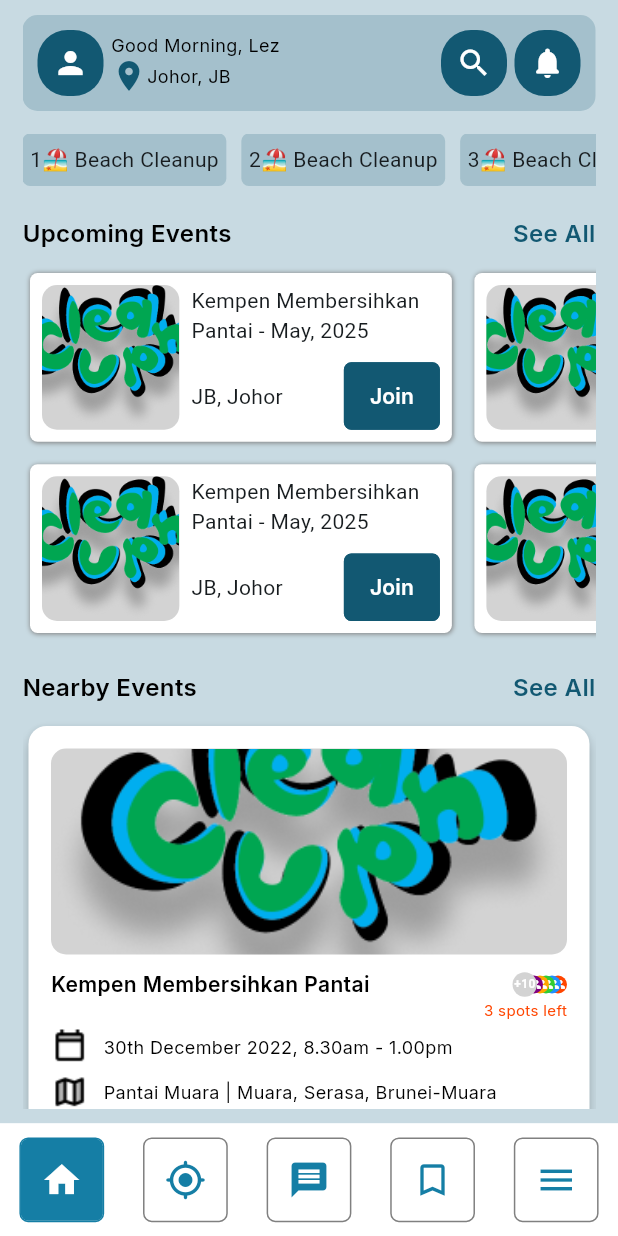
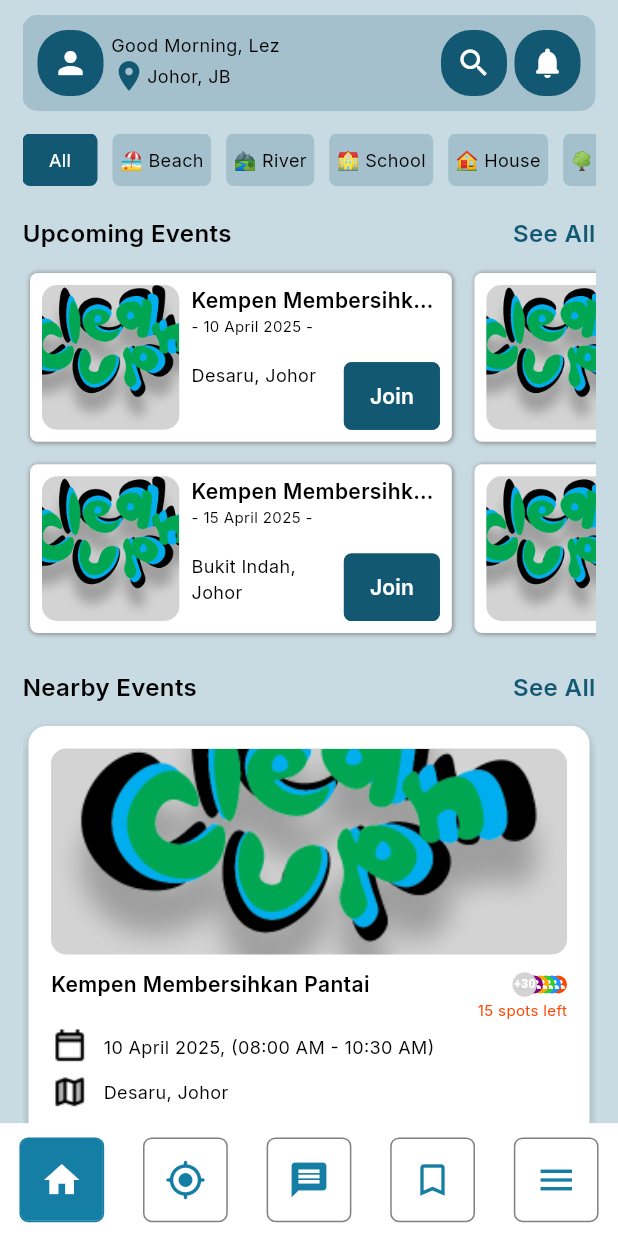
Before and after one commit to aafiqah/clean_up_community_app, a Flutter app: the HomePage screen opened by its route, on a phone screen of 412 x 824 dp. Run offline on Flutter 3.47's test engine with Material 3 defaults, Android fonts, the phone set to English and light mode, and no system bars; our stand-ins replace flutter_bloc, flutter_map, freezed_annotation, geolocator, go_router, google_fonts and 2 more.

Commit message:
add data entities events

```diff
--- /dev/null
+++ b/lib/domain/entities/cleanup_event_filter.dart
@@ -0,0 +1,5 @@
+class CleanupEventFilter {
+  final String name;
+
+  CleanupEventFilter({required this.name});
+}
--- a/lib/domain/entities/index.dart
+++ b/lib/domain/entities/index.dart
@@ -1 +1,2 @@
-export 'user.dart';
+export 'cleanup_event_filter.dart';
+export 'upcoming_event.dart';
--- /dev/null
+++ b/lib/domain/entities/upcoming_event.dart
@@ -0,0 +1,39 @@
+class UpcomingEvent {
+  final String eventName;
+  final String eventDate;
+  final String eventTime;
+  final UpcomingEventLocation eventLocation;
+  final String imagePath;
+  final int participantCount;
+  final int totalParticipant;
+
+  UpcomingEvent({
+    required this.eventName,
+    required this.eventDate,
+    required this.eventTime,
+    required this.eventLocation,
+    required this.imagePath,
+    required this.participantCount,
+    required this.totalParticipant,
+  });
+}
+
+class UpcomingEventLocation {
+  final String eventAddressOne;
+  final String eventAddressTwo;
+  final String eventState;
+  final String eventPasscode;
+  final String eventCity;
+  final String eventLatitude;
+  final String eventLongitude;
+
+  UpcomingEventLocation({
+    required this.eventAddressOne,
+    required this.eventAddressTwo,
+    required this.eventState,
+    required this.eventPasscode,
+    required this.eventCity,
+    required this.eventLatitude,
+    required this.eventLongitude,
+  });
+}
--- /dev/null
+++ b/lib/infrastructure/data_sources/cleanup_event_filter_data_source.dart
@@ -0,0 +1,15 @@
+import '../../domain/index.dart';
+
+class CleanupEventDataSource {
+  static List<CleanupEventFilter> getEvents() {
+    return [
+      CleanupEventFilter(name: 'All'),
+      CleanupEventFilter(name: '🏖 Beach'),
+      CleanupEventFilter(name: '🏞 River'),
+      CleanupEventFilter(name: '🏫 School'),
+      CleanupEventFilter(name: '🏠 House'),
+      CleanupEventFilter(name: '🌳 Park'),
+      CleanupEventFilter(name: '🏢 Office'),
+    ];
+  }
+}
--- a/lib/infrastructure/data_sources/index.dart
+++ b/lib/infrastructure/data_sources/index.dart
@@ -1,2 +1,2 @@
-export 'local_db.dart';
-export 'user_api.dart';
+export 'cleanup_event_filter_data_source.dart';
+export 'upcoming_event_data.dart';
--- /dev/null
+++ b/lib/infrastructure/data_sources/upcoming_event_data.dart
@@ -0,0 +1,144 @@
+import '../../domain/index.dart';
+
+class UpcomingEventDataSource {
+  static List<UpcomingEvent> getEvents() {
+    return [
+      UpcomingEvent(
+        eventName: 'Kempen Membersihkan Pantai',
+        eventDate: '10 April 2025',
+        eventTime: '08:00 AM - 10:30 AM',
+        eventLocation: UpcomingEventLocation(
+          eventAddressOne: 'Jalan Pantai Desaru',
+          eventAddressTwo: 'Sebelah Resort Desaru',
+          eventState: 'Johor',
+          eventPasscode: '81930',
+          eventCity: 'Desaru',
+          eventLatitude: '1.5550',
+          eventLongitude: '104.3030',
+        ),
+        imagePath: 'assets/images/logoCleanUp.png',
+        participantCount: 35,
+        totalParticipant: 50,
+      ),
+      UpcomingEvent(
+        eventName: 'Kempen Membersihkan Sekolah',
+        eventDate: '15 April 2025',
+        eventTime: '09:00 AM - 12:00 PM',
+        eventLocation: UpcomingEventLocation(
+          eventAddressOne: 'Jalan Sekolah 1',
+          eventAddressTwo: 'Berhampiran Masjid Bukit Indah',
+          eventState: 'Johor',
+          eventPasscode: '81200',
+          eventCity: 'Bukit Indah',
+          eventLatitude: '1.4820',
+          eventLongitude: '103.6760',
+        ),
+        imagePath: 'assets/images/logoCleanUp.png',
+        participantCount: 20,
+        totalParticipant: 30,
+      ),
+      UpcomingEvent(
+        eventName: 'Kempen Membersihkan Taman',
+        eventDate: '20 April 2025',
+        eventTime: '07:30 AM - 09:45 AM',
+        eventLocation: UpcomingEventLocation(
+          eventAddressOne: 'Taman Tasik Titiwangsa',
+          eventAddressTwo: 'Berhadapan dengan KL Tower',
+          eventState: 'Kuala Lumpur',
+          eventPasscode: '53200',
+          eventCity: 'Titiwangsa',
+          eventLatitude: '3.1750',
+          eventLongitude: '101.7040',
+        ),
+        imagePath: 'assets/images/logoCleanUp.png',
+        participantCount: 50,
+        totalParticipant: 100,
+      ),
+      UpcomingEvent(
+        eventName: 'Kempen Membersihkan Kejiranan',
+        eventDate: '25 April 2025',
+        eventTime: '05:00 PM - 07:00 PM',
+        eventLocation: UpcomingEventLocation(
+          eventAddressOne: 'Jalan Melawati 3',
+          eventAddressTwo: 'Dekat Pasaraya Giant',
+          eventState: 'Selangor',
+          eventPasscode: '53100',
+          eventCity: 'Taman Melawati',
+          eventLatitude: '3.2100',
+          eventLongitude: '101.7500',
+        ),
+        imagePath: 'assets/images/logoCleanUp.png',
+        participantCount: 15,
+        totalParticipant: 25,
+      ),
+      UpcomingEvent(
+        eventName: 'Kempen Membersihkan Pejabat',
+        eventDate: '1 Mei 2025',
+        eventTime: '02:00 PM - 04:00 PM',
+        eventLocation: UpcomingEventLocation(
+          eventAddressOne: 'Menara KL, Jalan P Ramlee',
+          eventAddressTwo: 'Bersebelahan KL Tower',
+          eventState: 'Kuala Lumpur',
+          eventPasscode: '50250',
+          eventCity: 'Bukit Bintang',
+          eventLatitude: '3.1510',
+          eventLongitude: '101.7070',
+        ),
+        imagePath: 'assets/images/logoCleanUp.png',
+        participantCount: 10,
+        totalParticipant: 20,
+      ),
+      UpcomingEvent(
+        eventName: 'Kempen Membersihkan Lebuhraya',
+        eventDate: '5 Mei 2025',
+        eventTime: '06:30 AM - 09:00 AM',
+        eventLocation: UpcomingEventLocation(
+          eventAddressOne: 'Lebuhraya Utara-Selatan (PLUS)',
+          eventAddressTwo: 'Kawasan Rehat & Rawat Seremban',
+          eventState: 'Negeri Sembilan',
+          eventPasscode: '70200',
+          eventCity: 'Seremban',
+          eventLatitude: '2.7300',
+          eventLongitude: '101.9380',
+        ),
+        imagePath: 'assets/images/logoCleanUp.png',
+        participantCount: 40,
+        totalParticipant: 50,
+      ),
+      UpcomingEvent(
+        eventName: 'Kempen Membersihkan Sungai',
+        eventDate: '10 Mei 2025',
+        eventTime: '07:00 AM - 11:00 AM',
+        eventLocation: UpcomingEventLocation(
+          eventAddressOne: 'Sungai Klang',
+          eventAddressTwo: 'Berhampiran Masjid Jamek',
+          eventState: 'Selangor',
+          eventPasscode: '50050',
+          eventCity: 'Klang',
+          eventLatitude: '3.0430',
+          eventLongitude: '101.4450',
+        ),
+        imagePath: 'assets/images/logoCleanUp.png',
+        participantCount: 60,
+        totalParticipant: 80,
+      ),
+      UpcomingEvent(
+        eventName: 'Bengkel Pengurangan Sisa',
+        eventDate: '15 Mei 2025',
+        eventTime: '10:00 AM - 01:00 PM',
+        eventLocation: UpcomingEventLocation(
+          eventAddressOne: 'Pusat Eco Pulau Pinang',
+          eventAddressTwo: 'Berdekatan Padang Kota Lama',
+          eventState: 'Pulau Pinang',
+          eventPasscode: '10200',
+          eventCity: 'George Town',
+          eventLatitude: '5.4140',
+          eventLongitude: '100.3290',
+        ),
+        imagePath: 'assets/images/logoCleanUp.png',
+        participantCount: 25,
+        totalParticipant: 40,
+      ),
+    ];
+  }
+}
--- a/lib/infrastructure/repositories/index.dart
+++ /dev/null
@@ -1,2 +0,0 @@
-export 'onboarding_service_repo.dart';
-export 'user_repo.dart';
--- a/lib/presentation/cubits/homePage/home_page_cubit.dart
+++ b/lib/presentation/cubits/homePage/home_page_cubit.dart
@@ -11,4 +11,8 @@ class HomePageCubit extends Cubit<HomePageState> {
   void onTapSeacrh(bool ontapSearch) {
     emit(state.copyWith(ontapSearch: ontapSearch));
   }
+
+  void onSelectedFilterTypeEvents(int onSelectedFilterTypeEvents) {
+    emit(state.copyWith(onSelectedFilterTypeEvents: onSelectedFilterTypeEvents));
+  }
 }
--- a/lib/presentation/cubits/homePage/home_page_state.dart
+++ b/lib/presentation/cubits/homePage/home_page_state.dart
@@ -4,11 +4,13 @@ part of 'home_page_cubit.dart';
 class HomePageState with _$HomePageState {
   factory HomePageState({
     required bool ontapSearch,
+    required int onSelectedFilterTypeEvents,
   }) = _HomePageState;
 
   factory HomePageState.initial() => HomePageState(
-    ontapSearch: false,
-  );
+        ontapSearch: false,
+        onSelectedFilterTypeEvents: 0,
+      );
 
   factory HomePageState.fromJson(Map<String, dynamic> json) =>
       _$HomePageStateFromJson(json);
--- a/lib/presentation/screen/clean_up/home_page.dart
+++ b/lib/presentation/screen/clean_up/home_page.dart
@@ -2,6 +2,7 @@ import 'package:clean_up_community_app/core/constant/index.dart';
 import 'package:flutter/material.dart';
 import 'package:flutter_bloc/flutter_bloc.dart';
 
+import '../../../infrastructure/data_sources/index.dart';
 import '../../index.dart';
 
 class HomePage extends StatefulWidget {
@@ -14,6 +15,19 @@ class HomePage extends StatefulWidget {
 class _HomePageState extends State<HomePage> {
   final ScrollController _scrollController = ScrollController();
   final TextEditingController _searchController = TextEditingController();
+  final eventsType = CleanupEventDataSource.getEvents();
+  final upcomingEvents = UpcomingEventDataSource.getEvents();
+
+  String getGreeting() {
+    final hour = DateTime.now().hour;
+    if (hour < 12) {
+      return 'Good Morning';
+    } else if (hour < 18) {
+      return 'Good Afternoon';
+    } else {
+      return 'Good Evening';
+    }
+  }
 
   @override
   void initState() {
@@ -36,7 +50,7 @@ class _HomePageState extends State<HomePage> {
           backgroundColor: CleanUpColor.primary.withValues(alpha: 0.2),
           body: SafeArea(
             child: Padding(
-              padding: const EdgeInsets.symmetric(horizontal: 15, vertical: 10),
+              padding: const EdgeInsets.only(left: 15, right: 15, top: 10),
               child: !homePageState.ontapSearch
                   ? ListView(
                       children: [
@@ -64,7 +78,7 @@ class _HomePageState extends State<HomePage> {
                                 crossAxisAlignment: CrossAxisAlignment.start,
                                 children: [
                                   Text(
-                                    'Good Morning, Lez',
+                                    '${getGreeting()}, Lez',
                                     style: TextStyleShared.textStyle.bodyMedium,
                                   ),
                                   Row(
@@ -73,9 +87,11 @@ class _HomePageState extends State<HomePage> {
                                         Icons.location_on,
                                         color: CleanUpColor.primary,
                                       ),
-                                      Text('Johor, JB',
+                                      Text(
+                                        'Johor, JB',
                                         style: TextStyleShared
-                                              .textStyle.bodyMedium),
+                                            .textStyle.bodyMedium,
+                                      ),
                                     ],
                                   ),
                                 ],
@@ -119,22 +135,43 @@ class _HomePageState extends State<HomePage> {
                           child: ListView.builder(
                             controller: _scrollController,
                             scrollDirection: Axis.horizontal,
-                            itemCount: 5,
+                            itemCount: eventsType.length,
                             itemBuilder: (context, index) {
-                              return Container(
+                              final event = eventsType[index];
+                              final isSelected =
+                                  homePageState.onSelectedFilterTypeEvents ==
+                                      index;
+
+                              return GestureDetector(
+                                onTap: () {
+                                  context
+                                      .read<HomePageCubit>()
+                                      .onSelectedFilterTypeEvents(index);
+                                },
+                                child: Container(
+                                  width: event.name == 'All' ? 50 : null,
                                   padding:
                                       const EdgeInsets.symmetric(horizontal: 5),
                                   margin: const EdgeInsets.only(right: 10),
                                   decoration: BoxDecoration(
                                     borderRadius: BorderRadius.circular(5),
-                                  color: CleanUpColor.primary
+                                    color: isSelected
+                                        ? CleanUpColor.primary
+                                        : CleanUpColor.primary
                                             .withValues(alpha: 0.2),
                                   ),
-                                child: Row(
-                                  children: [
-                                    Text('${index + 1}'),
-                                    const Text('🏖 Beach Cleanup'),
-                                  ],
+                                  child: Center(
+                                    child: Text(
+                                      event.name,
+                                      style: TextStyleShared
+                                          .textStyle.bodyMedium
+                                          .copyWith(
+                                        color: isSelected
+                                            ? CleanUpColor.white
+                                            : CleanUpColor.black,
+                                      ),
+                                    ),
+                                  ),
                                 ),
                               );
                             },
@@ -166,7 +203,7 @@ class _HomePageState extends State<HomePage> {
                             padding: const EdgeInsets.all(5),
                             shrinkWrap: true,
                             scrollDirection: Axis.horizontal,
-                            itemCount: 8,
+                            itemCount: upcomingEvents.length,
                             gridDelegate:
                                 const SliverGridDelegateWithFixedCrossAxisCount(
                               crossAxisCount: 2,
@@ -175,11 +212,14 @@ class _HomePageState extends State<HomePage> {
                               childAspectRatio: .4, // Adjust width-height ratio
                             ),
                             itemBuilder: (context, index) {
-                              return const UpcomingEventWidget(
-                                eventName: 'Kempen Membersihkan Pantai',
-                                eventDate: 'May, 2025',
-                                eventLocation: 'JB, Johor',
-                                imagePath: 'assets/images/logoCleanUp.png',
+                              final event = upcomingEvents[index];
+
+                              return UpcomingEventWidget(
+                                eventName: event.eventName,
+                                eventDate: event.eventDate,
+                                eventLocation:
+                                    '${event.eventLocation.eventCity}, ${event.eventLocation.eventState}',
+                                imagePath: event.imagePath,
                               );
                             },
                           ),
@@ -209,15 +249,21 @@ class _HomePageState extends State<HomePage> {
                           physics: const NeverScrollableScrollPhysics(),
                           itemCount: 5,
                           itemBuilder: (context, index) {
-                            return const CardPostEvent(
-                              eventName: 'Kempen Membersihkan Pantai',
-                              spotsLeft: 3,
-                              participantsCount: 15,
-                              imagePath: 'assets/images/logoCleanUp.png',
+                            final event = upcomingEvents[index];
+
+                            return Container(
+                              margin: const EdgeInsets.only(bottom: 5),
+                              child: CardPostEvent(
+                                eventName: event.eventName,
+                                spotsLeft: event.totalParticipant -
+                                    event.participantCount,
+                                participantsCount: event.participantCount,
+                                imagePath: event.imagePath,
                                 eventDateTime:
-                                  '30th December 2022, 8.30am - 1.00pm',
+                                    '${event.eventDate}, (${event.eventTime})',
                                 eventAddress:
-                                  'Pantai Muara | Muara, Serasa, Brunei-Muara',
+                                    '${event.eventLocation.eventCity}, ${event.eventLocation.eventState}',
+                              ),
                             );
                           },
                         ),
--- a/lib/presentation/screen/clean_up/widget/card_post_event.dart
+++ b/lib/presentation/screen/clean_up/widget/card_post_event.dart
@@ -174,7 +174,7 @@ class CardPostEvent extends StatelessWidget {
                   const Spacer(),
                   Container(
                     decoration: BoxDecoration(
-                      color: CleanUpColor.buttonColor,
+                      color: CleanUpColor.primary,
                       borderRadius: BorderRadius.circular(20),
                     ),
                     width: MediaQuery.sizeOf(context).width,
--- a/lib/presentation/screen/clean_up/widget/upcoming_event_widget.dart
+++ b/lib/presentation/screen/clean_up/widget/upcoming_event_widget.dart
@@ -53,18 +53,28 @@ class UpcomingEventWidget extends StatelessWidget {
               crossAxisAlignment: CrossAxisAlignment.start,
               children: [
                 Text(
-                  '$eventName - $eventDate',
+                  eventName,
                   overflow: TextOverflow.ellipsis,
-                  maxLines: 2,
+                  style: TextStyleShared.textStyle.subtitle,
+                ),
+                Text(
+                  '- $eventDate -',
+                  style: TextStyleShared.textStyle.bodySmall,
                 ),
                 const Spacer(),
                 Row(
+                  crossAxisAlignment: CrossAxisAlignment.start,
                   children: [
                     Expanded(
                       child: Text(
                         eventLocation,
+                        style: TextStyleShared.textStyle.bodyMedium,
                         overflow: TextOverflow.ellipsis,
+                        maxLines: 2,
                       ),
+                    ),
+                    const SizedBox(
+                      width: 5,
                     ),
                     Submitbutton(
                       onPressed: () {},
```
Also changed, not shown: lib/domain/entities/user.dart (deleted), lib/infrastructure/data_sources/local_db.dart (deleted), lib/infrastructure/data_sources/user_api.dart (deleted), lib/infrastructure/repositories/onboarding_service_repo.dart (deleted), lib/infrastructure/repositories/user_repo.dart (deleted), lib/presentation/cubits/homePage/home_page_cubit.freezed.dart, lib/presentation/cubits/homePage/home_page_cubit.g.dart. Lines whose indentation alone changed are shown as unchanged.
